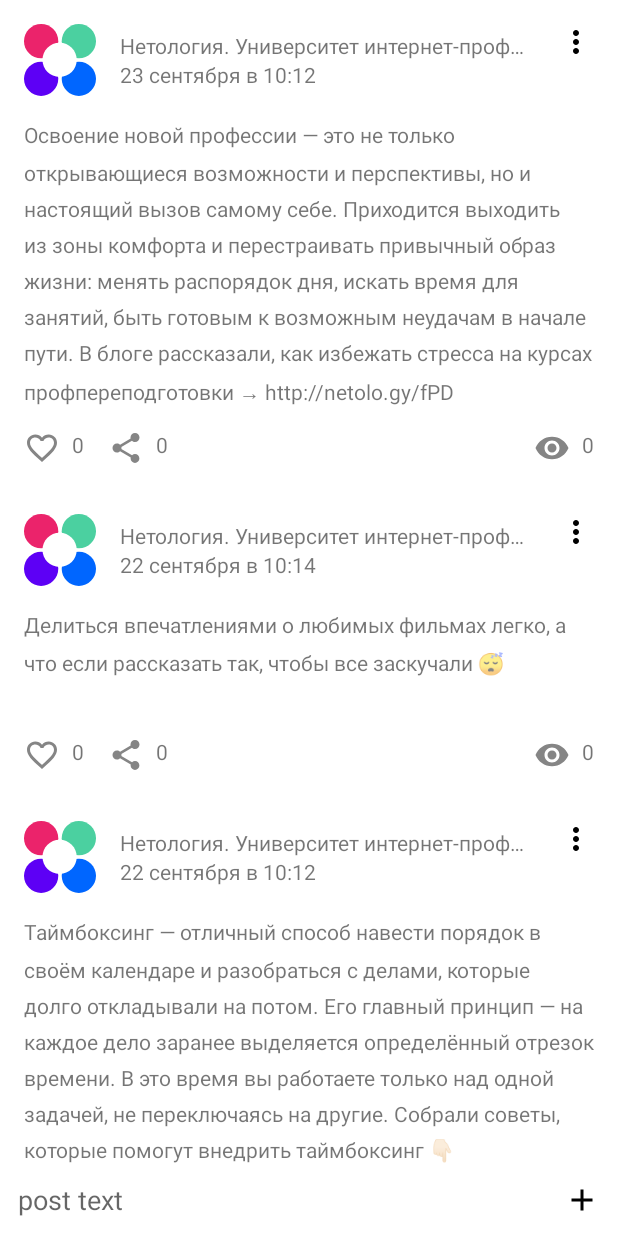
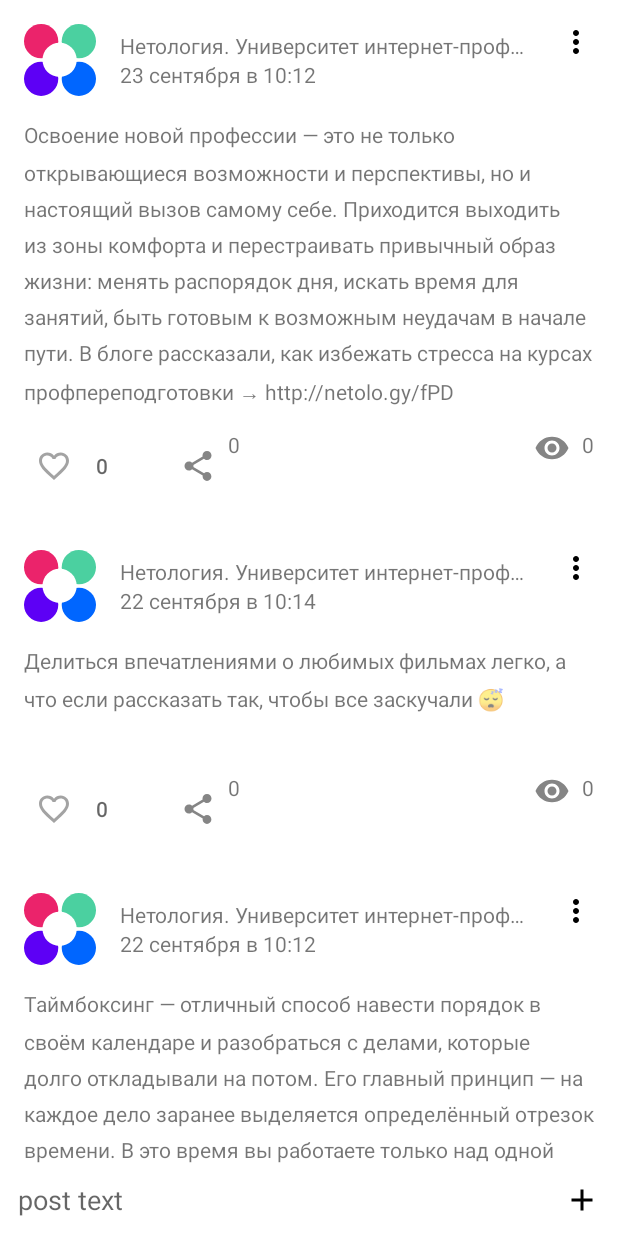
Before and after one commit to HeavyRiden/NMedia, an Android app: the MainActivity screen opened directly, with no data from a screen before it, on a phone screen of 412 x 824 dp. Run offline under Robolectric (Android 15) with nearby library versions, the phone set to English and light mode, and no system bars.

Commit message:
button added

```diff
--- a/app/src/main/java/ru/netology/nmedia/adapter/PostAdapter.kt
+++ b/app/src/main/java/ru/netology/nmedia/adapter/PostAdapter.kt
@@ -50,12 +50,11 @@
         published.text = post.published
         content.text = post.content
 
-        like.setImageResource(
-            if (post.likedByMe) R.drawable.ic_liked_24
-            else R.drawable.ic_like
-        )
+        like.apply {
+            isChecked = post.likedByMe
+            text = post.countLikes.toString()
+        }
 
-        likeCount.text = numLogic(post.countLikes)
         avatar.setImageResource(R.drawable.post_avatar_drawable)
 
         share.setImageResource(R.drawable.ic_share)
--- /dev/null
+++ b/app/src/main/res/color/color_like_selector.xml
@@ -0,0 +1,5 @@
+<?xml version="1.0" encoding="utf-8"?>
+<selector xmlns:android="http://schemas.android.com/apk/res/android">
+    <item android:color="@color/red" android:state_checked="true" />
+    <item android:color="?attr/colorControlNormal" />
+</selector>
--- /dev/null
+++ b/app/src/main/res/drawable/ic_like_selector.xml
@@ -0,0 +1,6 @@
+<?xml version="1.0" encoding="utf-8"?>
+<selector xmlns:android="http://schemas.android.com/apk/res/android">
+
+    <item android:drawable="@drawable/ic_liked_24" android:state_checked="true"/>
+    <item android:drawable="@drawable/ic_like" />
+</selector>
--- a/app/src/main/res/layout/card_post.xml
+++ b/app/src/main/res/layout/card_post.xml
@@ -75,37 +75,31 @@
         app:barrierDirection="bottom"
         app:constraint_referenced_ids="content" />
 
-    <ImageButton
+    <com.google.android.material.button.MaterialButton
         android:id="@+id/like"
+        style="@style/App.Widget.LikeButton"
+        android:button="@drawable/ic_like_selector"
         android:layout_width="wrap_content"
         android:layout_height="wrap_content"
         android:layout_marginTop="@dimen/common_spacing"
+        android:checkable="true"
         android:background="@android:color/transparent"
         android:contentDescription="@string/post_like"
         app:layout_constraintStart_toStartOf="parent"
         app:layout_constraintTop_toBottomOf="@id/barrierBottom"
-        tools:srcCompat="@drawable/ic_like" />
+        app:icon="@drawable/ic_like_selector" />
 
-    <TextView
-        android:id="@+id/likeCount"
-        android:layout_width="wrap_content"
-        android:layout_height="wrap_content"
-        android:layout_marginStart="@dimen/text_spacing"
-        android:layout_marginTop="@dimen/common_spacing"
-        app:layout_constraintStart_toEndOf="@id/like"
-        app:layout_constraintTop_toBottomOf="@id/barrierBottom"
-        tools:text="@string/count_of_likes" />
 
     <ImageButton
         android:id="@+id/share"
         android:layout_width="wrap_content"
         android:layout_height="wrap_content"
         android:layout_marginStart="@dimen/common_spacing"
-        android:layout_marginTop="@dimen/common_spacing"
         android:background="@android:color/transparent"
         android:contentDescription="@string/post_share"
-        app:layout_constraintStart_toEndOf="@id/likeCount"
-        app:layout_constraintTop_toBottomOf="@id/barrierBottom"
+        app:layout_constraintBottom_toBottomOf="@id/like"
+        app:layout_constraintStart_toEndOf="@id/like"
+        app:layout_constraintTop_toTopOf="@id/like"
         tools:srcCompat="@drawable/ic_share" />
 
     <TextView
--- a/app/src/main/res/values/colors.xml
+++ b/app/src/main/res/values/colors.xml
@@ -2,4 +2,5 @@
 <resources>
     <color name="black">#FF000000</color>
     <color name="white">#FFFFFFFF</color>
+    <color name="red">#FF0000</color>
 </resources>
--- /dev/null
+++ b/app/src/main/res/values/styles.xml
@@ -0,0 +1,8 @@
+<?xml version="1.0" encoding="utf-8"?>
+<resources>
+
+    <style name="App.Widget.LikeButton" parent="Widget.MaterialComponents.Button.TextButton">
+        <item name="iconTint">@color/color_like_selector</item>
+        <item name="iconPadding">-8dp</item>
+    </style>
+</resources>
```
